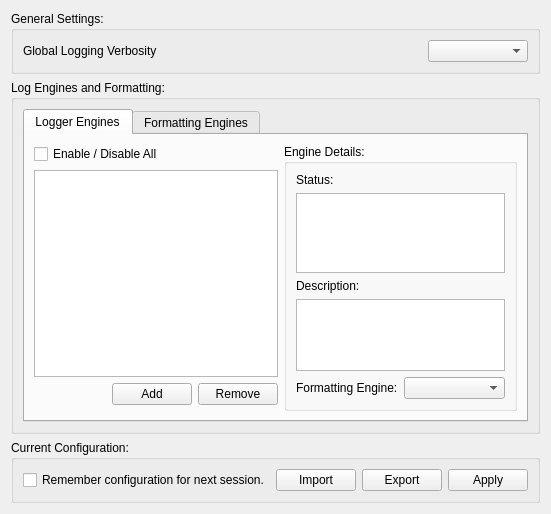
Above: src/CoreGui/source/LoggerConfigWidget.ui from JPNaude/Qtilities before the change. Below: the same form after it.
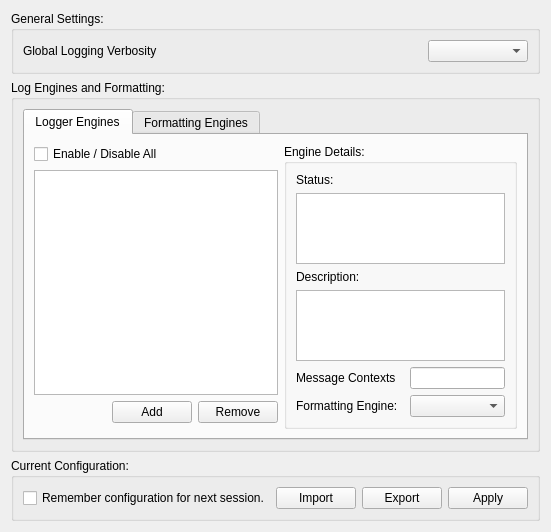
That is the form after the change.

Commit message: - WidgetLoggerFrontend::isFormattingEngineConstant() now returns true by default. - LoggerGui's static function checks if a logger engine was correctly created in a better way. - LoggerConfigWidget now displays the message contexts for each logger engine.

```diff
--- a/src/CoreGui/source/LoggerConfigWidget.ui
+++ b/src/CoreGui/source/LoggerConfigWidget.ui
@@ -102,10 +102,7 @@
             <property name="checkable">
              <bool>false</bool>
             </property>
-            <layout class="QFormLayout" name="formLayout">
-             <property name="fieldGrowthPolicy">
-              <enum>QFormLayout::AllNonFixedFieldsGrow</enum>
-             </property>
+            <layout class="QGridLayout" name="gridLayout_5">
              <item row="0" column="0">
               <widget class="QLabel" name="label_2">
                <property name="text">
@@ -113,6 +110,25 @@
                </property>
               </widget>
              </item>
+             <item row="1" column="0" colspan="3">
+              <widget class="QPlainTextEdit" name="txtLoggerEngineStatus">
+               <property name="minimumSize">
+                <size>
+                 <width>0</width>
+                 <height>0</height>
+                </size>
+               </property>
+               <property name="maximumSize">
+                <size>
+                 <width>16777215</width>
+                 <height>16777215</height>
+                </size>
+               </property>
+               <property name="readOnly">
+                <bool>true</bool>
+               </property>
+              </widget>
+             </item>
              <item row="2" column="0">
               <widget class="QLabel" name="label_3">
                <property name="text">
@@ -120,6 +136,26 @@
                </property>
               </widget>
              </item>
+             <item row="3" column="0" colspan="3">
+              <widget class="QPlainTextEdit" name="txtLoggerEngineDescription">
+               <property name="maximumSize">
+                <size>
+                 <width>16777215</width>
+                 <height>16777215</height>
+                </size>
+               </property>
+               <property name="readOnly">
+                <bool>true</bool>
+               </property>
+              </widget>
+             </item>
+             <item row="4" column="0">
+              <widget class="QLabel" name="label_6">
+               <property name="text">
+                <string>Message Contexts</string>
+               </property>
+              </widget>
+             </item>
              <item row="5" column="0">
               <widget class="QLabel" name="label_5">
                <property name="text">
@@ -127,36 +163,11 @@
                </property>
               </widget>
              </item>
-             <item row="5" column="1">
+             <item row="5" column="2">
               <widget class="QComboBox" name="comboBoxLoggerFormattingEngine"/>
              </item>
-             <item row="4" column="0" colspan="2">
-              <widget class="QPlainTextEdit" name="txtLoggerEngineDescription">
-               <property name="maximumSize">
-                <size>
-                 <width>16777215</width>
-                 <height>16777215</height>
-                </size>
-               </property>
-               <property name="readOnly">
-                <bool>true</bool>
-               </property>
-              </widget>
-             </item>
-             <item row="1" column="0" colspan="2">
-              <widget class="QPlainTextEdit" name="txtLoggerEngineStatus">
-               <property name="minimumSize">
-                <size>
-                 <width>0</width>
-                 <height>80</height>
-                </size>
-               </property>
-               <property name="maximumSize">
-                <size>
-                 <width>16777215</width>
-                 <height>40</height>
-                </size>
-               </property>
+             <item row="4" column="2">
+              <widget class="QLineEdit" name="txtMessageContexts">
                <property name="readOnly">
                 <bool>true</bool>
                </property>
```
The commit also changes 4 other files.
